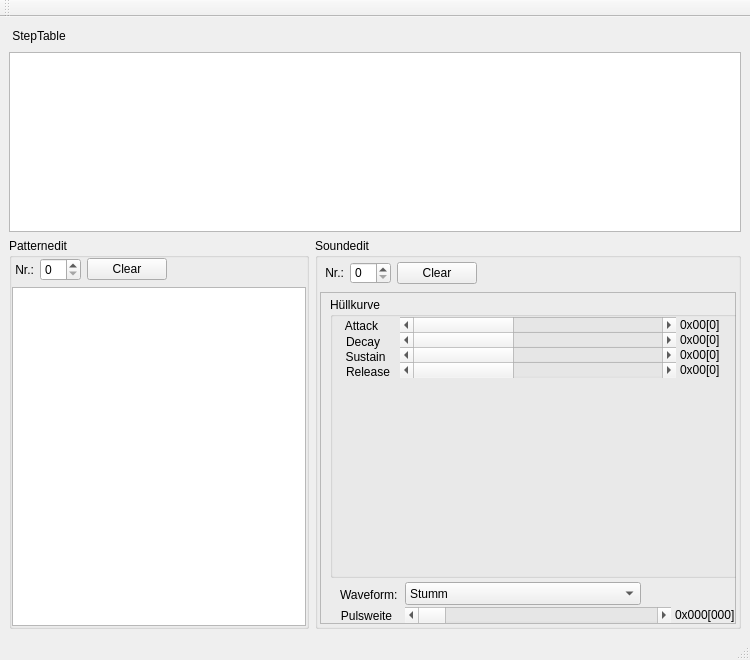
This is sequenzerwindow.ui in ThKattanek/realsid as Qt 5 draws it before an edit. The edited form follows.
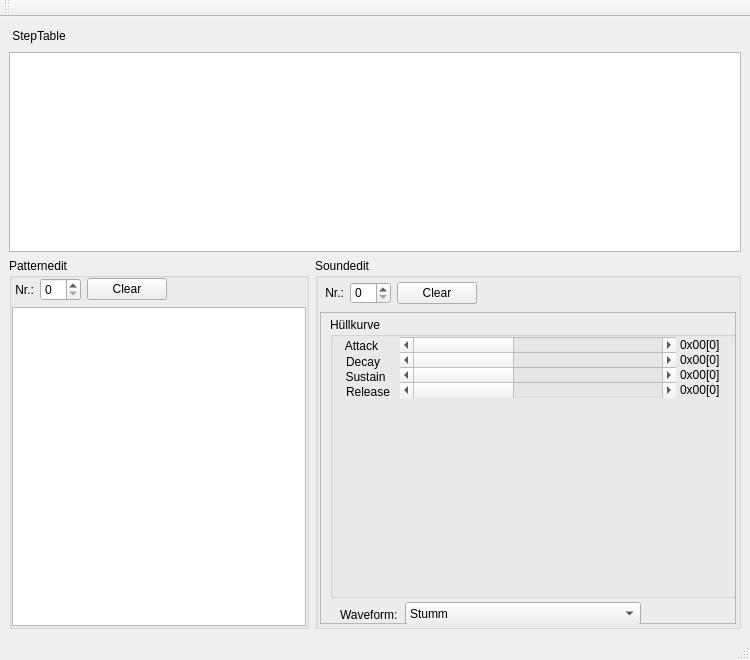
This is the edited form. Icons and pictures are not drawn.

The edit to the form file:
```diff
--- a/sequenzerwindow.ui
+++ b/sequenzerwindow.ui
@@ -45,7 +45,7 @@
             <property name="maximumSize">
              <size>
               <width>16777215</width>
-              <height>180</height>
+              <height>200</height>
              </size>
             </property>
             <property name="statusTip">
@@ -433,6 +433,9 @@
                  </property>
                 </widget>
                 <widget class="QWidget" name="widget" native="true">
+                 <property name="enabled">
+                  <bool>true</bool>
+                 </property>
                  <property name="geometry">
                   <rect>
                    <x>15</x>
```
Left out of the diff: 46 changed lines with no effect on the pictures.
